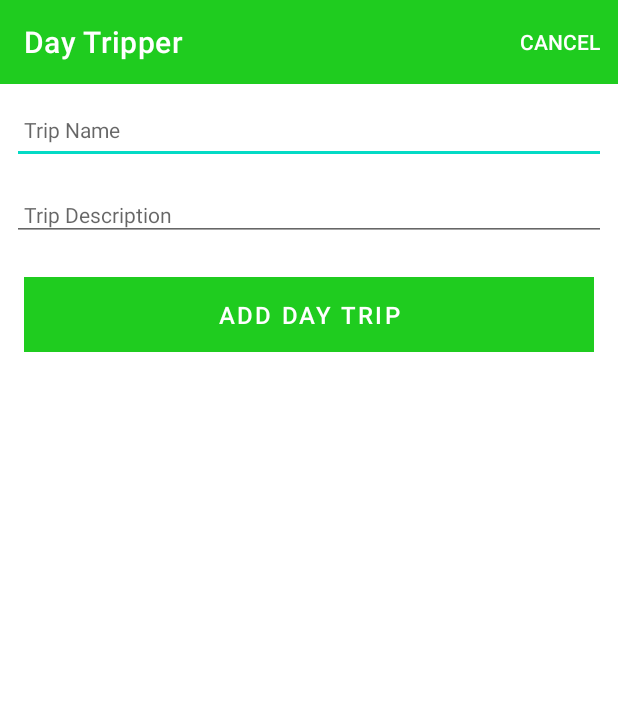
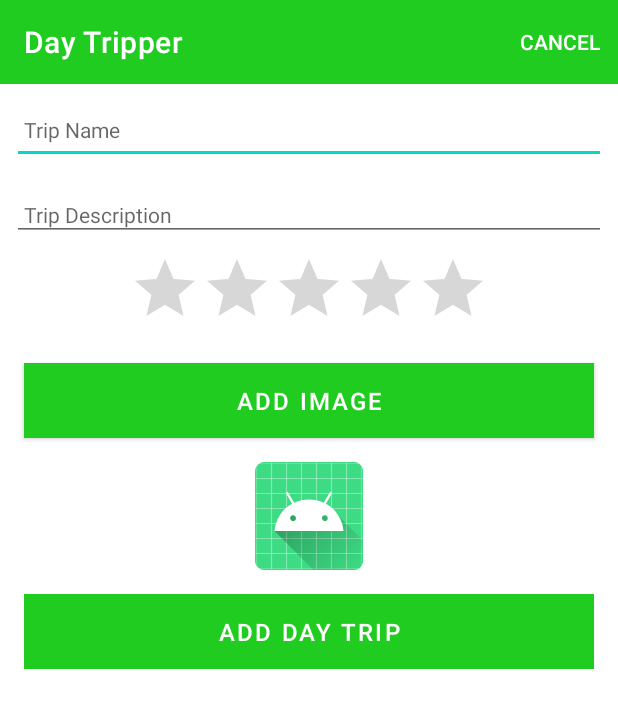
Before and after one commit to iamianmullins/daytripper, an Android app: the DayTripperActivity screen opened directly, with no data from a screen before it, on a phone screen of 412 x 824 dp. Shown: the top 708 px of the screen. Run offline under Robolectric (Android 15) with nearby library versions, the phone set to English and light mode, and no system bars; our stand-ins replace Picasso, Timber; 1 statement that could not run was skipped.

Commit message:
Introduction of DayTrip local storage image and daytrip  star rating

```diff
--- a/app/build.gradle
+++ b/app/build.gradle
@@ -48,4 +48,7 @@ dependencies {
 
     //project
     implementation 'com.jakewharton.timber:timber:4.7.1'
+    implementation 'androidx.activity:activity-ktx:1.3.1'
+    implementation 'androidx.fragment:fragment-ktx:1.3.6'
+    implementation 'com.squareup.picasso:picasso:2.71828'
 }
--- a/app/src/main/java/org/wit/daytripper/activities/DayTripperActivity.kt
+++ b/app/src/main/java/org/wit/daytripper/activities/DayTripperActivity.kt
@@ -1,21 +1,26 @@
 package org.wit.daytripper.activities
 
+import android.content.Intent
 import androidx.appcompat.app.AppCompatActivity
 import android.os.Bundle
 import android.view.Menu
 import android.view.MenuItem
+import androidx.activity.result.ActivityResultLauncher
+import androidx.activity.result.contract.ActivityResultContracts
 import com.google.android.material.snackbar.Snackbar
+import com.squareup.picasso.Picasso
 import org.wit.daytripper.R
 import org.wit.daytripper.databinding.ActivityDaytripperBinding
 import org.wit.daytripper.main.MainApp
 import org.wit.daytripper.models.DayTripperModel
-import timber.log.Timber
+import org.wit.daytripper.helpers.showImagePicker
 import timber.log.Timber.i
 
 
 class DayTripperActivity : AppCompatActivity() {
 
     private lateinit var binding: ActivityDaytripperBinding
+    private lateinit var imageIntentLauncher : ActivityResultLauncher<Intent>
     var dayTrip = DayTripperModel()
     var edit = false
     lateinit var app: MainApp
@@ -27,6 +32,10 @@ class DayTripperActivity : AppCompatActivity() {
         setContentView(binding.root)
         binding.toolbarAdd.title = title
         setSupportActionBar(binding.toolbarAdd)
+        binding.chooseImage.setOnClickListener {
+            showImagePicker(imageIntentLauncher)
+        }
+
 
         app = application as MainApp
         i("Day Trip Activity started...")
@@ -36,13 +45,18 @@ class DayTripperActivity : AppCompatActivity() {
             dayTrip = intent.extras?.getParcelable("daytrip_edit")!!
             binding.dayTripTitle.setText(dayTrip.title)
             binding.description.setText(dayTrip.description)
+            binding.ratingBar.setRating(dayTrip.rating.toFloat())
             binding.btnAdd.setText(R.string.save_daytrip)
+            Picasso.get()
+                .load(dayTrip.image)
+                .into(binding.daytripImage)
         }
 
         //Add
         binding.btnAdd.setOnClickListener() {
             dayTrip.title = binding.dayTripTitle.text.toString()
             dayTrip.description = binding.description.text.toString()
+            dayTrip.rating = binding.ratingBar.rating.toDouble()
             if (dayTrip.title.isEmpty()) {
                 Snackbar.make(it,R.string.enter_daytrip_title, Snackbar.LENGTH_LONG)
                     .show()
@@ -56,7 +70,13 @@ class DayTripperActivity : AppCompatActivity() {
             setResult(RESULT_OK)
             finish()
         }
+        binding.chooseImage.setOnClickListener {
+            showImagePicker(imageIntentLauncher)
+        }
+
+        registerImagePickerCallback()
     }
+
     override fun onCreateOptionsMenu(menu: Menu): Boolean {
         menuInflater.inflate(R.menu.menu_daytrip, menu)
         return super.onCreateOptionsMenu(menu)
@@ -67,4 +87,23 @@ class DayTripperActivity : AppCompatActivity() {
         }
         return super.onOptionsItemSelected(item)
     }
+
+    private fun registerImagePickerCallback() {
+        imageIntentLauncher =
+            registerForActivityResult(ActivityResultContracts.StartActivityForResult())
+            { result ->
+                when(result.resultCode){
+                    RESULT_OK -> {
+                        if (result.data != null) {
+                            i("Got Result ${result.data!!.data}")
+                            dayTrip.image = result.data!!.data!!
+                            Picasso.get()
+                                .load(dayTrip.image)
+                                .into(binding.daytripImage)
+                        } // end of if
+                    }
+                    RESULT_CANCELED -> { } else -> { }
+                }
+            }
+    }
 }
--- a/app/src/main/java/org/wit/daytripper/adapters/DayTripperAdapter.kt
+++ b/app/src/main/java/org/wit/daytripper/adapters/DayTripperAdapter.kt
@@ -33,6 +33,7 @@ class DayTripperAdapter constructor(private var daytrips: List<DayTripperModel>,
         fun bind(dayTrip: DayTripperModel, listener: DayTripListener) {
             binding.dayTripTitle.text = dayTrip.title
             binding.description.text = dayTrip.description
+            binding.rating.text = dayTrip.rating.toString()
             binding.root.setOnClickListener { listener.onDayTripClick(dayTrip) }
         }
     }
--- a/app/src/main/java/org/wit/daytripper/models/DayTripMemStore.kt
+++ b/app/src/main/java/org/wit/daytripper/models/DayTripMemStore.kt
@@ -27,6 +27,7 @@ class DayTripMemStore: DayTripStore {
         if (foundDayTrip != null) {
             foundDayTrip.title = dayTrip.title
             foundDayTrip.description = dayTrip.description
+            foundDayTrip.rating = dayTrip.rating
             logAll()
         }
     }
--- a/app/src/main/java/org/wit/daytripper/models/DayTripperModel.kt
+++ b/app/src/main/java/org/wit/daytripper/models/DayTripperModel.kt
@@ -1,5 +1,6 @@
 package org.wit.daytripper.models
 
+import android.net.Uri
 import android.os.Parcelable
 import kotlinx.parcelize.Parcelize
 
@@ -7,4 +8,6 @@ import kotlinx.parcelize.Parcelize
 data class DayTripperModel(
     var id: Long = 0,
     var title: String = "",
-    var description: String = "") : Parcelable
+    var description: String = "",
+    var image: Uri = Uri.EMPTY,
+    var rating: Double = 0.00 ) : Parcelable
--- a/app/src/main/res/layout/activity_daytripper.xml
+++ b/app/src/main/res/layout/activity_daytripper.xml
@@ -66,6 +66,34 @@
                     android:textColor="@color/colorPrimaryDark"
                     android:textSize="14sp" />
 
+                <RatingBar
+                    android:id="@+id/ratingBar"
+                    android:layout_width="wrap_content"
+                    android:layout_height="wrap_content"
+                    android:stepSize="0.5"
+                    android:theme="@style/Widget.AppCompat.RatingBar"
+                    android:background="@color/colorPrimary"
+                    android:numStars="5"
+                    android:layout_gravity="center"/>
+
+                <Button
+                    android:id="@+id/chooseImage"
+                    android:layout_width="match_parent"
+                    android:layout_height="wrap_content"
+                    android:layout_margin="16dp"
+                    android:background="@color/colorAccent"
+                    android:paddingBottom="8dp"
+                    android:paddingTop="8dp"
+                    android:text="@string/button_addImage"
+                    android:textColor="@color/colorPrimary"
+                    android:textSize="16sp"/>
+
+                <ImageView
+                    android:id="@+id/daytripImage"
+                    android:layout_width="match_parent"
+                    android:layout_height="wrap_content"
+                    app:srcCompat="@mipmap/ic_launcher"/>
+
                 <Button
                     android:id="@+id/btnAdd"
                     android:layout_width="match_parent"
--- a/app/src/main/res/layout/card_daytrip.xml
+++ b/app/src/main/res/layout/card_daytrip.xml
@@ -27,5 +27,11 @@
             android:layout_below="@id/dayTripTitle"
             tools:text="A Description" />
 
+        <TextView
+            android:id="@+id/rating"
+            android:layout_width="wrap_content"
+            android:layout_height="wrap_content"
+            android:layout_below="@id/description"
+            tools:text="Rating"/>
     </RelativeLayout>
 </androidx.cardview.widget.CardView>
--- a/app/src/main/res/values/colors.xml
+++ b/app/src/main/res/values/colors.xml
@@ -8,8 +8,6 @@
     <color name="black">#FF000000</color>
     <color name="white">#FFFFFFFF</color>
 
-
-
     <color name="colorPrimary">#FFFFFF</color>
     <color name="colorPrimaryDark">#000000</color>
     <color name="colorAccent">#1fcc1f</color>
--- a/app/src/main/res/values/strings.xml
+++ b/app/src/main/res/values/strings.xml
@@ -7,4 +7,6 @@
     <string name="menu_cancelDayTrip">Cancel</string>
     <string name="enter_daytrip_title"> Please enter a Day Trip Name </string>
     <string name="save_daytrip"> Save Day Trip </string>
+    <string name="button_addImage"> Add Image </string>
+    <string name="select_daytrip_image">Select DayTrip image</string>
 </resources>
```
Also changed, not shown: app/src/main/java/org/wit/daytripper/helpers/ImageHelpers.kt (added, +12 -0 lines).
